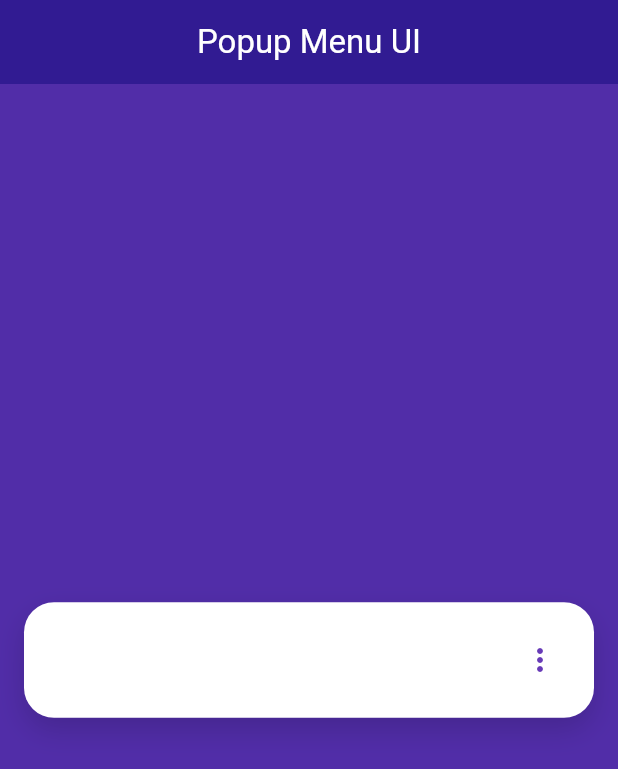
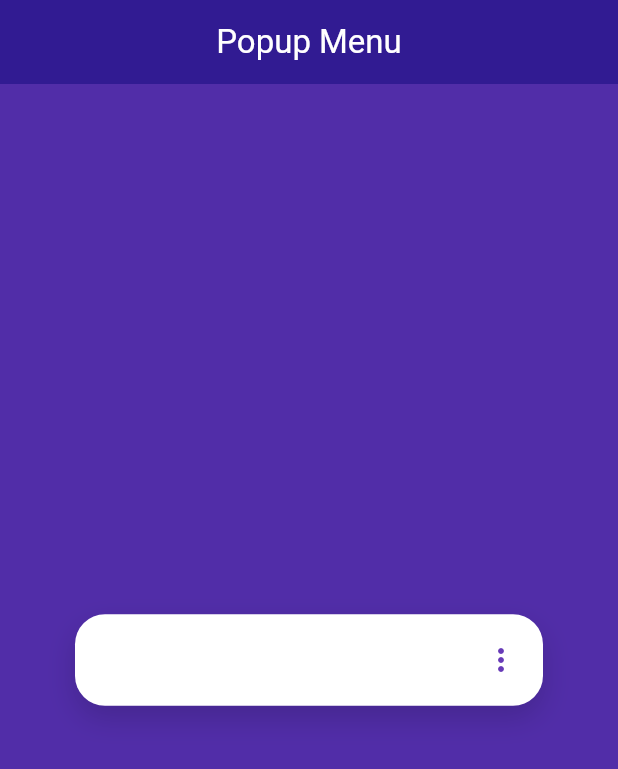
Before and after one commit to OrewaKimi/Flutter_PopUpMenu, a Flutter app: the screen it shows after launch, on a phone screen of 412 x 824 dp. Shown: the top 769 px of the screen. Run offline on Flutter 3.47's test engine with Material 3 defaults, Android fonts, the phone set to English and light mode, and no system bars; our stand-ins replace popover.

Commit message:
update text, padding EdgeInsets, and EdgeInsets horizonta

```diff
--- a/lib/main.dart
+++ b/lib/main.dart
@@ -27,17 +27,17 @@ class HomePage extends StatelessWidget {
       appBar: AppBar(
         backgroundColor: Colors.deepPurple.shade900,
         title: const Text(
-          'Popup Menu UI',
+          'Popup Menu',
           style: TextStyle(color: Colors.white),
         ),
         centerTitle: true,
       ),
       body: Center(
         child: Padding(
-          padding: const EdgeInsets.symmetric(horizontal: 16),
+          padding: const EdgeInsets.symmetric(horizontal: 50),
           child: Container(
             width: double.infinity,
-            padding: const EdgeInsets.all(24),
+            padding: const EdgeInsets.all(16),
             decoration: BoxDecoration(
               color: Colors.white,
               borderRadius: BorderRadius.circular(20),
```
